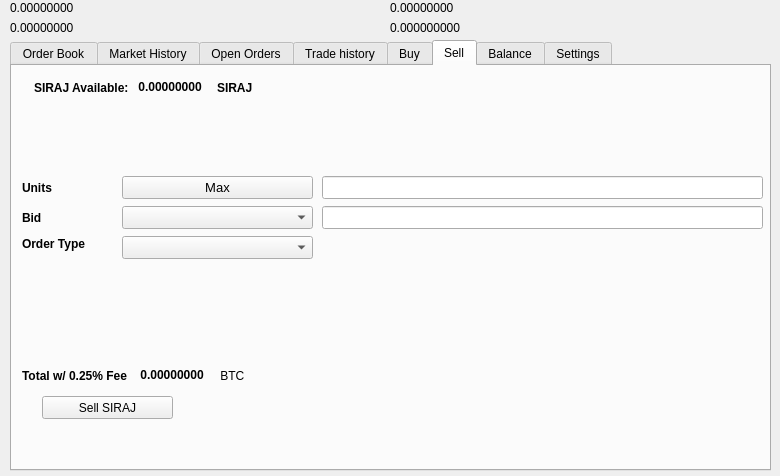
Before: the Qt Designer form src/qt/forms/tradingdialog.ui in spayse/hello_world, drawn with Qt 5.
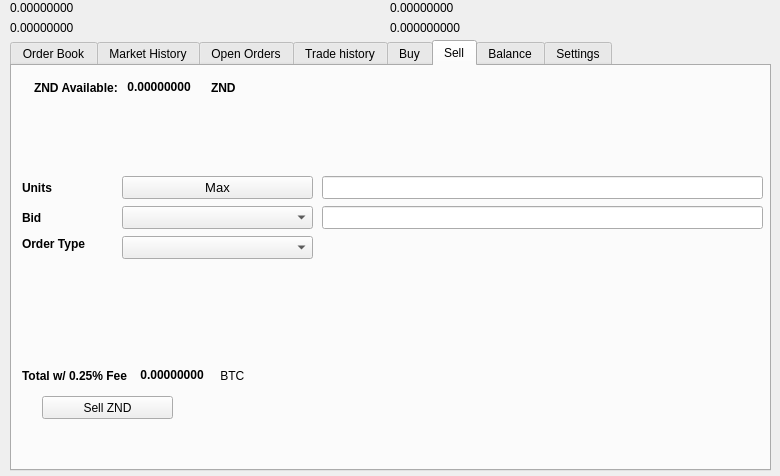
After: the same form once the commit is applied. The open tabs and pages were chosen to show the change. Icons and pictures are not drawn.

What changed in the file:
```diff
--- a/src/qt/forms/tradingdialog.ui
+++ b/src/qt/forms/tradingdialog.ui
@@ -1751,7 +1751,7 @@
       </rect>
      </property>
      <property name="text">
-      <string>Sell SIRAJ</string>
+      <string>Sell ZND</string>
      </property>
      <property name="icon">
       <iconset resource="../hello">
@@ -1777,7 +1777,7 @@
          </font>
         </property>
         <property name="text">
-         <string>SIRAJ Available:</string>
+         <string>ZND Available:</string>
         </property>
        </widget>
       </item>
@@ -2221,7 +2221,7 @@
          </font>
         </property>
         <property name="text">
-         <string>SIRAJ</string>
+         <string>ZND</string>
         </property>
        </widget>
       </item>
```
Left out of the diff: 34 changed lines with no effect on the pictures.
